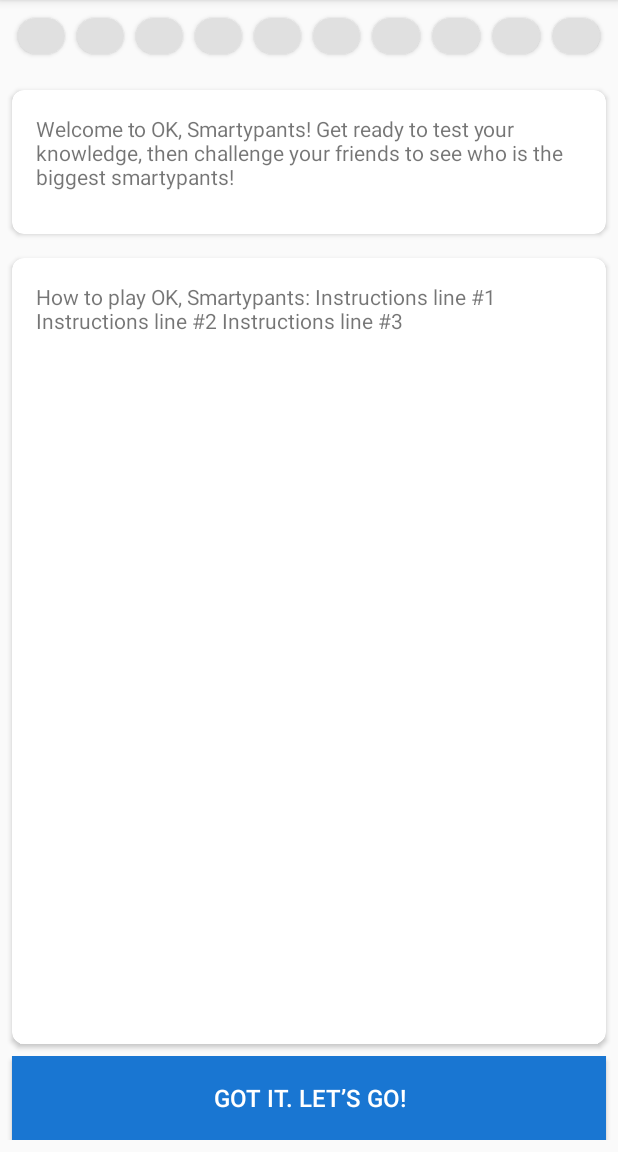
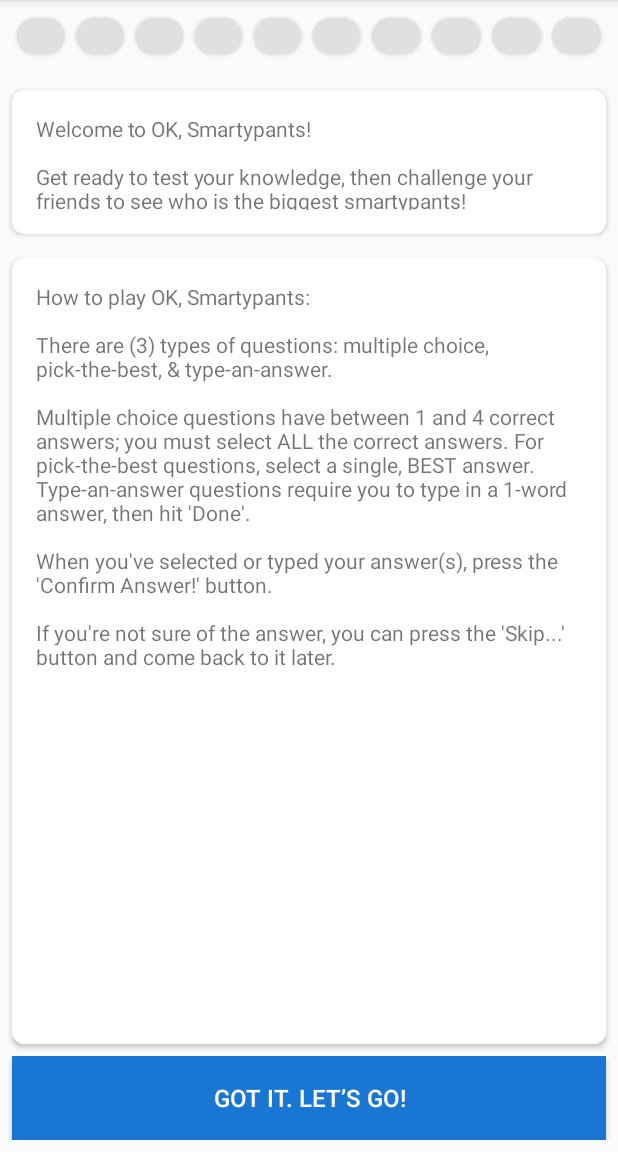
Before and after one commit to jamack/Project-QuizApp, an Android app: the screen it shows after launch (MainActivity), on a phone screen of 412 x 824 dp, the part 84-1236 px from its top. Run offline under Robolectric (Android 15) with nearby library versions, the phone set to English and light mode, and no system bars.

Commit message:
Got the 'send score to a friend' Intent working. (Formatting aside...). Also got a 'Done' button added to the keyboard for EditText type questions. Fleshed out the 'instructions' message.

```diff
--- a/app/src/main/res/layout/activity_main.xml
+++ b/app/src/main/res/layout/activity_main.xml
@@ -127,6 +127,8 @@
             android:layout_height="wrap_content"
             android:layout_margin="16dp"
             android:hint="Type your answer here"
+            android:imeOptions="actionDone"
+            android:singleLine="true"
             android:visibility="gone" />
 
         <!-- This is the container view for the (4) checkbox multiple choice answers. Visibility initially set to 'gone'.
@@ -325,7 +327,7 @@
             android:layout_marginLeft="8dp"
             android:layout_marginRight="8dp"
             android:background="@color/blue_700"
-            android:onClick=""
+            android:onClick="sendScore"
             android:text="Share my score with a friend!"
             android:textColor="@color/white"
             android:textSize="16sp"
--- a/app/src/main/res/values/strings.xml
+++ b/app/src/main/res/values/strings.xml
@@ -3,14 +3,19 @@
 
     <string name="xml_text_question_message_card">
         Welcome to OK, Smartypants!
-        &#xA;&#xA;Get ready to test your knowledge, then challenge your friends to see who is the biggest smartypants!
+        \n\nGet ready to test your knowledge, then challenge your friends to see who is the biggest smartypants!
     </string>
 
     <string name="xml_text_answer_instruction_card">
         How to play OK, Smartypants:
-        &#xA;&#xA;Instructions line #1
-        &#xA;&#xA;Instructions line #2
-        &#xA;&#xA;Instructions line #3
+        \n\nThere are (3) types of questions:
+        multiple choice, pick-the-best, &amp; type-an-answer.
+        \n\nMultiple choice questions have between 1 and 4 correct answers; you must select ALL the correct answers.
+        For pick-the-best questions, select a single, BEST answer. Type-an-answer questions require you to type in a 1-word answer, then hit \'Done\'.
+
+        \n\nWhen you\'ve selected or typed your answer(s), press the \'Confirm Answer!\' button.
+        \n\nIf you\'re not sure of the answer, you can press the \'Skip...\' button and come back to it later.
+        <!-- -->
     </string>
 
 </resources>
```
Also changed, not shown: app/src/main/java/com/example/android/project_quizapp/MainActivity.java (+24 -3 lines).
